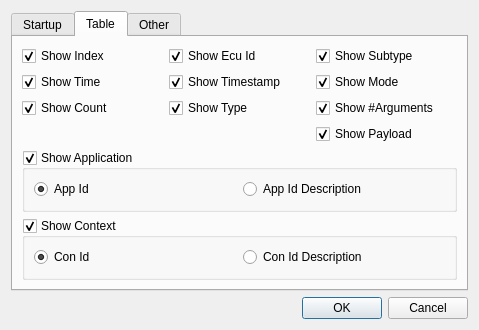
This is src/settingsdialog.ui in COVESA/dlt-viewer as Qt 5 draws it before an edit. The edited form follows.
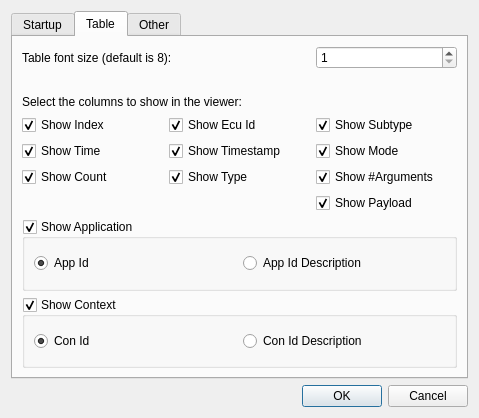
This is the edited form. Icons and pictures are not drawn.

Commit message: [GSW-90] Configurable font size of the table content fixed. The table font size is configurable in the settings dialog - tab table.

The edit to the form file:
```diff
--- a/src/settingsdialog.ui
+++ b/src/settingsdialog.ui
@@ -7,7 +7,7 @@
     <x>0</x>
     <y>0</y>
     <width>479</width>
-    <height>302</height>
+    <height>418</height>
    </rect>
   </property>
   <property name="windowTitle">
@@ -149,9 +149,9 @@
        <string>Table</string>
       </attribute>
       <layout class="QGridLayout" name="gridLayout_6">
-       <item row="0" column="0">
+       <item row="2" column="0">
         <layout class="QGridLayout" name="gridLayout_3">
-         <item row="0" column="0">
+         <item row="3" column="0">
           <widget class="QCheckBox" name="checkBoxIndex">
            <property name="text">
             <string>Show Index</string>
@@ -161,7 +161,7 @@
            </property>
           </widget>
          </item>
-         <item row="0" column="1">
+         <item row="3" column="1">
           <widget class="QCheckBox" name="checkBoxEcuid">
            <property name="text">
             <string>Show Ecu Id</string>
@@ -171,7 +171,7 @@
            </property>
           </widget>
          </item>
-         <item row="0" column="2">
+         <item row="3" column="2">
           <widget class="QCheckBox" name="checkBoxSubtype">
            <property name="text">
             <string>Show Subtype</string>
@@ -181,7 +181,7 @@
            </property>
           </widget>
          </item>
-         <item row="1" column="0">
+         <item row="4" column="0">
           <widget class="QCheckBox" name="checkBoxTime">
            <property name="text">
             <string>Show Time</string>
@@ -191,7 +191,7 @@
            </property>
           </widget>
          </item>
-         <item row="1" column="2">
+         <item row="4" column="2">
           <widget class="QCheckBox" name="checkBoxMode">
            <property name="text">
             <string>Show Mode</string>
@@ -201,7 +201,7 @@
            </property>
           </widget>
          </item>
-         <item row="2" column="2">
+         <item row="5" column="2">
           <widget class="QCheckBox" name="checkBoxNoar">
            <property name="text">
             <string>Show #Arguments</string>
@@ -211,7 +211,7 @@
            </property>
           </widget>
          </item>
-         <item row="1" column="1">
+         <item row="4" column="1">
           <widget class="QCheckBox" name="checkBoxTimestamp">
            <property name="text">
             <string>Show Timestamp</string>
@@ -221,7 +221,7 @@
            </property>
           </widget>
          </item>
-         <item row="2" column="0">
+         <item row="5" column="0">
           <widget class="QCheckBox" name="checkBoxCount">
            <property name="text">
             <string>Show Count</string>
@@ -231,7 +231,7 @@
            </property>
           </widget>
          </item>
-         <item row="2" column="1">
+         <item row="5" column="1">
           <widget class="QCheckBox" name="checkBoxType">
            <property name="text">
             <string>Show Type</string>
@@ -241,7 +241,7 @@
            </property>
           </widget>
          </item>
-         <item row="3" column="2">
+         <item row="6" column="2">
           <widget class="QCheckBox" name="checkBoxPayload">
            <property name="text">
             <string>Show Payload</string>
@@ -251,9 +251,43 @@
            </property>
           </widget>
          </item>
+         <item row="0" column="0" colspan="2">
+          <widget class="QLabel" name="labelFontSize">
+           <property name="text">
+            <string>Table font size (default is 8):</string>
+           </property>
+          </widget>
+         </item>
+         <item row="0" column="2">
+          <widget class="QSpinBox" name="spinBoxFontSize">
+           <property name="toolTip">
+            <string>Range between 1 and 20</string>
+           </property>
+           <property name="minimum">
+            <number>1</number>
+           </property>
+           <property name="maximum">
+            <number>20</number>
+           </property>
+          </widget>
+         </item>
+         <item row="2" column="0" colspan="2">
+          <widget class="QLabel" name="labelShowColumn">
+           <property name="text">
+            <string>Select the columns to show in the viewer:</string>
+           </property>
+          </widget>
+         </item>
+         <item row="1" column="0">
+          <widget class="QLabel" name="labelSpacer">
+           <property name="text">
+            <string/>
+           </property>
+          </widget>
+         </item>
         </layout>
        </item>
-       <item row="2" column="0">
+       <item row="4" column="0">
         <widget class="QGroupBox" name="groupBoxAppId">
          <property name="autoFillBackground">
           <bool>false</bool>
@@ -294,7 +328,7 @@
          </layout>
         </widget>
        </item>
-       <item row="3" column="0">
+       <item row="5" column="0">
         <widget class="QGroupBox" name="groupBoxConId">
          <property name="title">
           <string>Show Context</string>
```
The commit also changes 4 other files.
